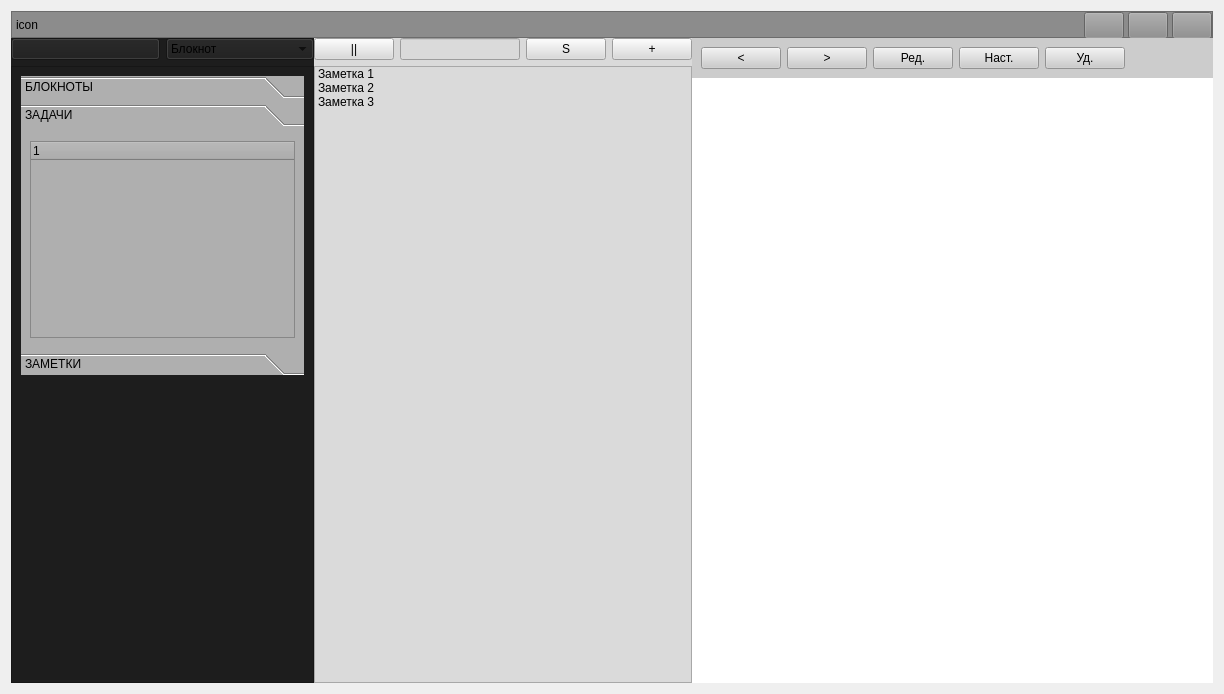
Old version of the form Notes/widget.ui in the repository SergeySkulenkov/Notes.
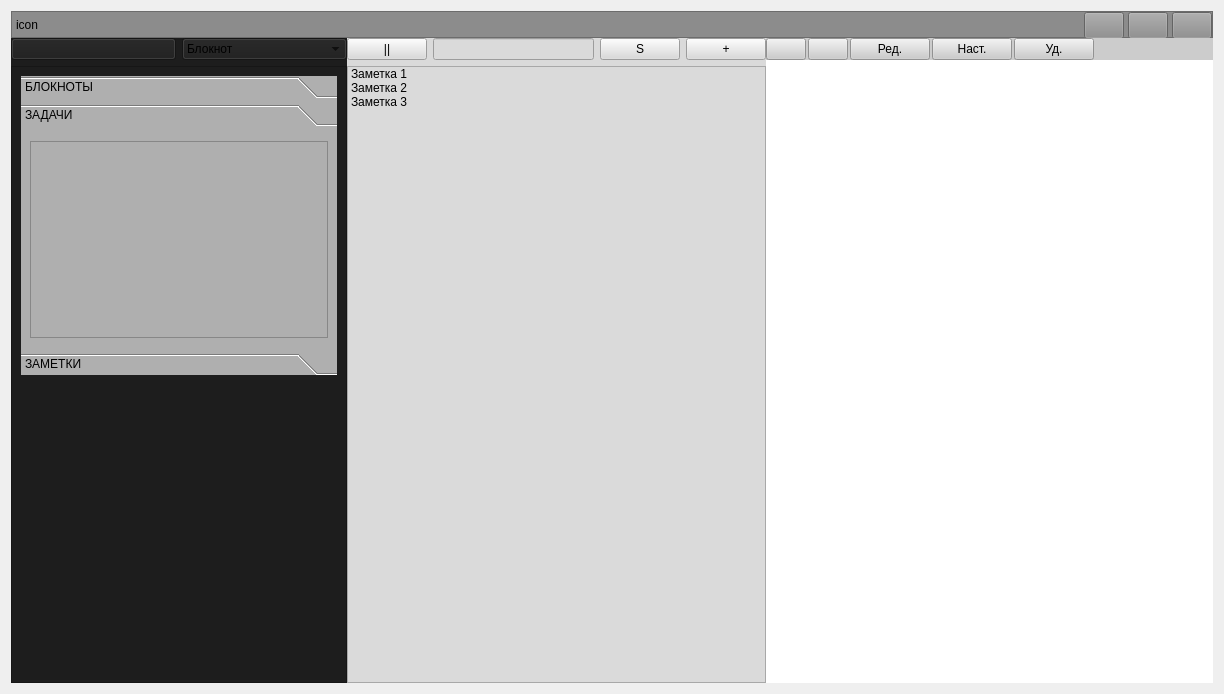
New version of the form. The open tabs and pages were chosen to show the change.

Diff of the .ui file:
```diff
--- a/Notes/widget.ui
+++ b/Notes/widget.ui
@@ -293,13 +293,7 @@
                  </attribute>
                  <layout class="QVBoxLayout" name="verticalLayout_8">
                   <item>
-                   <widget class="QTreeWidget" name="treeWidget_2">
-                    <column>
-                     <property name="text">
-                      <string notr="true">1</string>
-                     </property>
-                    </column>
-                   </widget>
+                   <widget class="QListWidget" name="leftColumnTasksListWidget"/>
                   </item>
                  </layout>
                 </widget>
@@ -431,17 +425,32 @@
              <string notr="true">background-color: rgb(204, 204, 204);</string>
             </property>
             <layout class="QHBoxLayout" name="horizontalLayout_2">
+             <property name="spacing">
+              <number>2</number>
+             </property>
+             <property name="leftMargin">
+              <number>0</number>
+             </property>
+             <property name="topMargin">
+              <number>0</number>
+             </property>
+             <property name="rightMargin">
+              <number>0</number>
+             </property>
+             <property name="bottomMargin">
+              <number>0</number>
+             </property>
              <item>
               <widget class="QPushButton" name="pushButton_5">
                <property name="text">
-                <string>&lt;</string>
+                <string/>
                </property>
               </widget>
              </item>
              <item>
               <widget class="QPushButton" name="pushButton_6">
                <property name="text">
-                <string>&gt;</string>
+                <string/>
                </property>
               </widget>
              </item>
```
Left out of the diff: 14 changed lines with no effect on the pictures.
